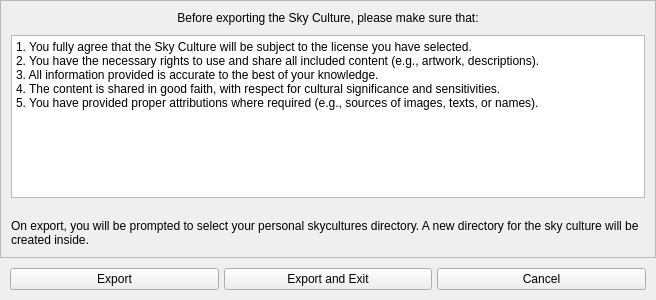
Qt form plugins/SkyCultureMaker/src/gui/scmSkyCultureExportDialog.ui (Stellarium/stellarium) before a commit.
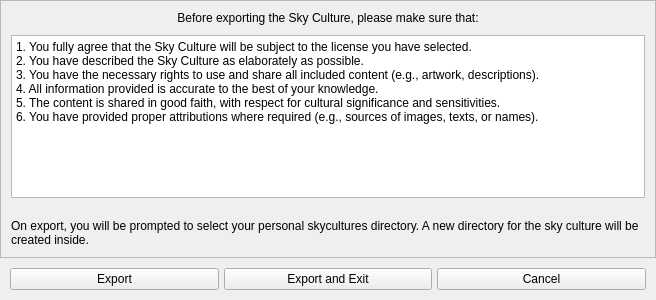
The same form after that commit. Custom widgets are drawn as their Qt base class.

Commit message: make some parts of the SC description optional

The edit to the form file:
```diff
--- a/plugins/SkyCultureMaker/src/gui/scmSkyCultureExportDialog.ui
+++ b/plugins/SkyCultureMaker/src/gui/scmSkyCultureExportDialog.ui
@@ -110,10 +110,11 @@
         </property>
         <property name="plainText">
          <string>1. You fully agree that the Sky Culture will be subject to the license you have selected.
-2. You have the necessary rights to use and share all included content (e.g., artwork, descriptions).
-3. All information provided is accurate to the best of your knowledge.
-4. The content is shared in good faith, with respect for cultural significance and sensitivities.
-5. You have provided proper attributions where required (e.g., sources of images, texts, or names).</string>
+2. You have described the Sky Culture as elaborately as possible.
+3. You have the necessary rights to use and share all included content (e.g., artwork, descriptions).
+4. All information provided is accurate to the best of your knowledge.
+5. The content is shared in good faith, with respect for cultural significance and sensitivities.
+6. You have provided proper attributions where required (e.g., sources of images, texts, or names).</string>
         </property>
        </widget>
       </item>
```
The commit also changes 3 other files.
